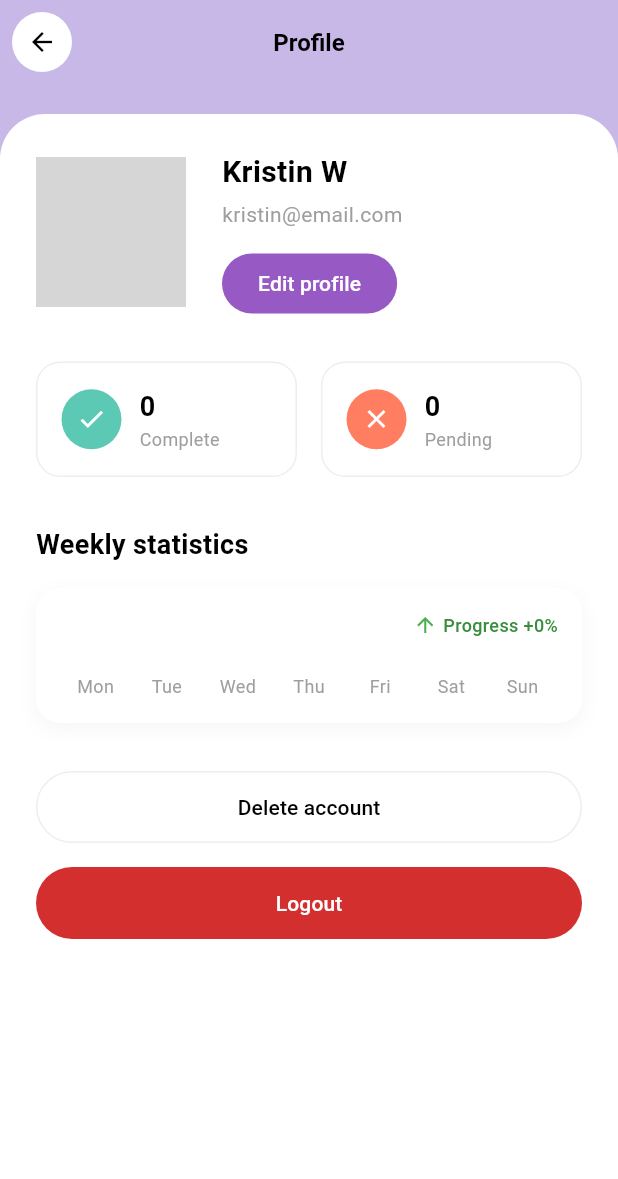
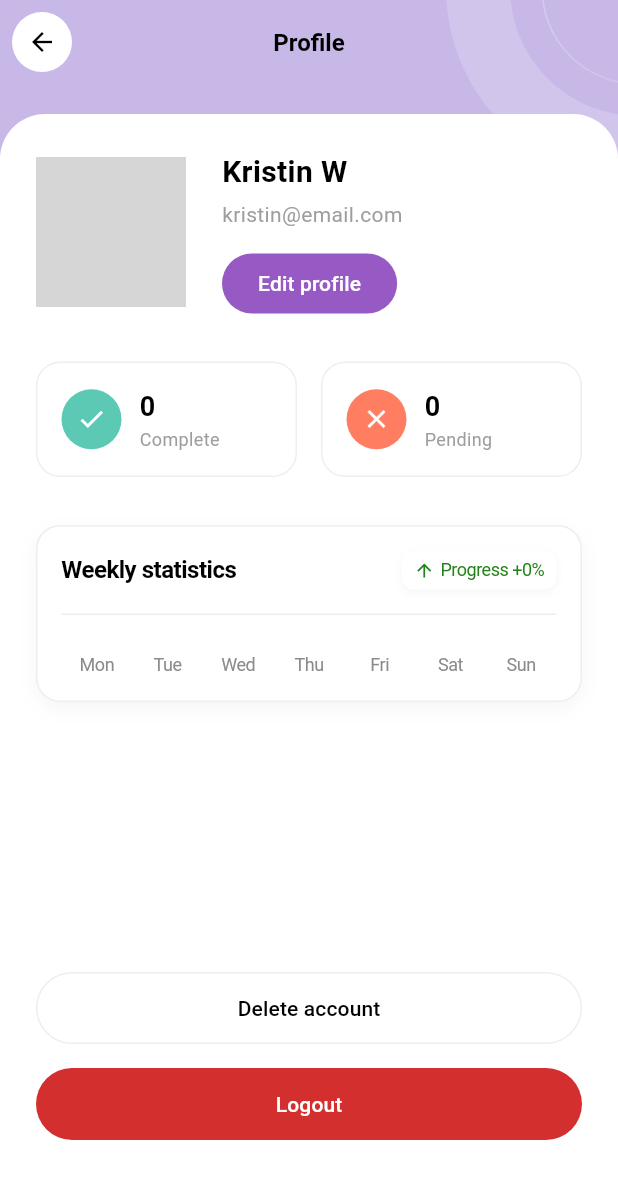
Before and after one commit to Faternauts/todolist_app_tekber10, a Flutter app: the screen it shows after launch, after a tap on "Get started", after a tap on the "person" icon, on a phone screen of 412 x 824 dp. Shown: the top 1179 px of the screen. Run offline on Flutter 3.47's test engine with Material 3 defaults, Android fonts, the light colour scheme and no system bars; our stand-ins replace flutter_dotenv, flutter_svg, shared_preferences, supabase_flutter; accounts and stored records are empty; network calls fail; Roboto replaces fonts that are missing (SFProDisplay); grey boxes are pictures that could not be loaded.

Commit message:
feat: add profile screen with user info, task statistics, and weekly task stats, and update dependencies.

```diff
--- a/lib/screens/profile_screen.dart
+++ b/lib/screens/profile_screen.dart
@@ -15,8 +15,9 @@ class ProfileScreen extends StatelessWidget {
   Widget build(BuildContext context) {
     return Scaffold(
       backgroundColor: AppColors.primaryPurple,
+      extendBodyBehindAppBar: true,
       appBar: AppBar(
-        backgroundColor: AppColors.primaryPurple,
+        backgroundColor: Colors.transparent,
         elevation: 0,
         leading: Padding(
           padding: const EdgeInsets.all(8.0),
@@ -39,7 +40,24 @@ class ProfileScreen extends StatelessWidget {
           ),
         ),
       ),
-      body: Column(
+      body: Stack(
+        children: [
+          Positioned(
+            right: -40,
+            top: -40,
+            child: Opacity(
+              opacity: 0.8,
+              child: SvgPicture.asset(
+                'images/top-bg.svg',
+                width: 160,
+                height: 160,
+                fit: BoxFit.contain,
+              ),
+            ),
+          ),
+          SafeArea(
+            bottom: false,
+            child: Column(
               children: [
           const SizedBox(height: 20),
           Expanded(
@@ -51,9 +69,18 @@ class ProfileScreen extends StatelessWidget {
                   topLeft: Radius.circular(30),
                   topRight: Radius.circular(30),
                 ),
+
               ),
-              child: SingleChildScrollView(
+              child: LayoutBuilder(
+                builder: (context, constraints) {
+                  return SingleChildScrollView(
+                    child: ConstrainedBox(
+                      constraints: BoxConstraints(
+                        minHeight: constraints.maxHeight,
+                      ),
+                      child: Padding(
                         padding: const EdgeInsets.all(24),
+                        child: IntrinsicHeight(
                           child: Column(
                             children: [
                               // Profile Info
@@ -66,7 +93,6 @@ class ProfileScreen extends StatelessWidget {
                                         radius: 50,
                                         backgroundColor: Colors.white,
                                         backgroundImage: const NetworkImage('https://i.pravatar.cc/150?img=1'),
-
                                       ),
                                       const SizedBox(width: 24),
                                       Expanded(
@@ -199,20 +225,7 @@ class ProfileScreen extends StatelessWidget {
                                   int maxCount = dailyCounts.reduce((curr, next) => curr > next ? curr : next);
                                   if (maxCount == 0) maxCount = 1;
 
-                        return Column(
-                          crossAxisAlignment: CrossAxisAlignment.start,
-                          children: [
-                             const Text(
-                                'Weekly statistics',
-                                style: TextStyle(
-                                  fontSize: 18,
-                                  fontWeight: FontWeight.bold,
-                                  color: Colors.black,
-                                  fontFamily: AppTextStyles.fontFamily,
-                                ),
-                              ),
-                              const SizedBox(height: 16),
-                              Container(
+                                  return Container(
                                     padding: const EdgeInsets.all(16),
                                     decoration: BoxDecoration(
                                       color: Colors.white,
@@ -224,50 +237,84 @@ class ProfileScreen extends StatelessWidget {
                                           offset: const Offset(0, 4),
                                         ),
                                       ],
+                                      border: Border.all(color: const Color(0xFFEEEEEE)),
                                     ),
                                     child: Column(
+                                      crossAxisAlignment: CrossAxisAlignment.start,
                                       children: [
                                         Row(
-                                      mainAxisAlignment: MainAxisAlignment.end,
+                                          mainAxisAlignment: MainAxisAlignment.spaceBetween,
+                                          children: [
+                                            const Text(
+                                              'Weekly statistics',
+                                              style: TextStyle(
+                                                color: Colors.black,
+                                                fontSize: 16,
+                                                fontFamily: AppTextStyles.fontFamily,
+                                                fontWeight: FontWeight.bold,
+                                                height: 1.50,
+                                                letterSpacing: -0.32,
+                                              ),
+                                            ),
+                                            Container(
+                                              padding: const EdgeInsets.symmetric(horizontal: 8, vertical: 4),
+                                              decoration: BoxDecoration(
+                                                color: Colors.white,
+                                                borderRadius: BorderRadius.circular(8),
+                                                boxShadow: [
+                                                  BoxShadow(
+                                                    color: Colors.grey.withOpacity(0.1),
+                                                    blurRadius: 4,
+                                                    offset: const Offset(0, 2),
+                                                  ),
+                                                ],
+                                              ),
+                                              child: Row(
                                                 children: [
                                                   Icon(
                                                     progress >= 0 ? Icons.arrow_upward : Icons.arrow_downward,
-                                          size: 16,
-                                          color: progress >= 0 ? Colors.green : Colors.red,
+                                                    size: 14,
+                                                    color: const Color(0xFF23831A),
                                                   ),
                                                   const SizedBox(width: 4),
                                                   Text(
                                                     'Progress ${progress >= 0 ? '+' : ''}${progress.toStringAsFixed(0)}%',
-                                          style: TextStyle(
+                                                    style: const TextStyle(
+                                                      color: Color(0xFF23831A),
                                                       fontSize: 12,
-                                            color: progress >= 0 ? Colors.green[700] : Colors.red[700],
-                                            fontWeight: FontWeight.w500,
                                                       fontFamily: AppTextStyles.fontFamily,
+                                                      fontWeight: FontWeight.w400,
+                                                      height: 1.50,
+                                                      letterSpacing: -0.32,
+                                                    ),
+                                                  ),
+                                                ],
                                               ),
                                             ),
                                           ],
                                         ),
                                         const SizedBox(height: 16),
+                                        const Divider(color: Color(0xFFEEEEEE), height: 1),
+                                        const SizedBox(height: 16),
                                         Row(
                                           mainAxisAlignment: MainAxisAlignment.spaceAround,
                                           crossAxisAlignment: CrossAxisAlignment.end,
                                           children: [
-                                        _buildBar('Mon', (dailyCounts[0] / maxCount) * 80, dailyCounts[0] > 0),
-                                        _buildBar('Tue', (dailyCounts[1] / maxCount) * 80, dailyCounts[1] > 0),
-                                        _buildBar('Wed', (dailyCounts[2] / maxCount) * 80, dailyCounts[2] > 0),
-                                        _buildBar('Thu', (dailyCounts[3] / maxCount) * 80, dailyCounts[3] > 0),
-                                        _buildBar('Fri', (dailyCounts[4] / maxCount) * 80, dailyCounts[4] > 0),
-                                        _buildBar('Sat', (dailyCounts[5] / maxCount) * 80, dailyCounts[5] > 0),
-                                        _buildBar('Sun', (dailyCounts[6] / maxCount) * 80, dailyCounts[6] > 0),
+                                            _buildBar('Mon', (dailyCounts[0] / maxCount) * 120, dailyCounts[0] > 0),
+                                            _buildBar('Tue', (dailyCounts[1] / maxCount) * 120, dailyCounts[1] > 0),
+                                            _buildBar('Wed', (dailyCounts[2] / maxCount) * 120, dailyCounts[2] > 0),
+                                            _buildBar('Thu', (dailyCounts[3] / maxCount) * 120, dailyCounts[3] > 0),
+                                            _buildBar('Fri', (dailyCounts[4] / maxCount) * 120, dailyCounts[4] > 0),
+                                            _buildBar('Sat', (dailyCounts[5] / maxCount) * 120, dailyCounts[5] > 0),
+                                            _buildBar('Sun', (dailyCounts[6] / maxCount) * 120, dailyCounts[6] > 0),
                                           ],
                                         ),
                                       ],
                                     ),
-                              ),
-                          ],
                                   );
                                 }
                               ),
+                              const Spacer(),
                               const SizedBox(height: 32),
 
                               // Delete Account
@@ -309,10 +356,18 @@ class ProfileScreen extends StatelessWidget {
                                   child: const Text('Logout'),
                                 ),
                               ),
-                    const SizedBox(height: 20),
+                              const SizedBox(height: 40),
                             ],
                           ),
                         ),
+                      ),
+                    ),
+                  );
+                },
+              ),
+            ),
+          ),
+        ],
       ),
     ),
   ],
@@ -373,30 +428,79 @@ class ProfileScreen extends StatelessWidget {
     );
   }
 
-  Widget _buildBar(String day, double height, bool isSelected, {bool isDark = false}) {
+  Widget _buildBar(String day, double height, bool isSelected) {
     return Column(
       children: [
-        Container(
+        isSelected
+            ? Container(
                 width: 30,
                 height: height,
-          decoration: BoxDecoration(
-            color: isSelected
-                ? (isDark ? const Color(0xFF9759C4) : const Color(0xFF9759C4)) // Using same purple for simplicity, adjust if needed
-                : const Color(0xFFE0D4F5), // Light purple for unselected
+                decoration: const BoxDecoration(
+                  color: Color(0xFF9759C4),
+                  borderRadius: BorderRadius.vertical(top: Radius.circular(15)),
+                ),
+              )
+            : ClipRRect(
                 borderRadius: const BorderRadius.vertical(top: Radius.circular(15)),
+                child: CustomPaint(
+                  painter: _StripedBarPainter(color: const Color(0xFF9759C4)),
+                  child: SizedBox(
+                    width: 30,
+                    height: height,
+                  ),
                 ),
               ),
         const SizedBox(height: 8),
-        Text(
+        SizedBox(
+          width: 30,
+          child: Text(
             day,
+            textAlign: TextAlign.center,
             style: TextStyle(
               fontSize: 12,
-            color: isSelected ? Colors.black : Colors.grey,
-            fontWeight: isSelected ? FontWeight.bold : FontWeight.normal,
+              color: isSelected ? const Color(0xFF4C4C4C) : const Color(0xFF8B8B8B),
+              fontWeight: isSelected ? FontWeight.w500 : FontWeight.w400,
               fontFamily: AppTextStyles.fontFamily,
+              letterSpacing: -0.32,
+            ),
           ),
         ),
       ],
     );
   }
 }
+
+class _StripedBarPainter extends CustomPainter {
+  final Color color;
+
+  _StripedBarPainter({required this.color});
+
+  @override
+  void paint(Canvas canvas, Size size) {
+    final paint = Paint()
+      ..color = color
+      ..style = PaintingStyle.stroke
+      ..strokeWidth = 1;
+
+    const double spacing = 4;
+
+    // Draw diagonal lines
+    for (double i = -size.height; i < size.width; i += spacing) {
+      canvas.drawLine(
+        Offset(i, size.height),
+        Offset(i + size.height, 0),
+        paint,
+      );
+    }
+
+    // Draw background with opacity
+    final bgPaint = Paint()
+      ..color = color.withOpacity(0.3)
+      ..style = PaintingStyle.fill;
+
+    canvas.drawRect(Rect.fromLTWH(0, 0, size.width, size.height), bgPaint);
+  }
+
+  @override
+  bool shouldRepaint(covariant CustomPainter oldDelegate) => false;
+}
--- a/pubspec.yaml
+++ b/pubspec.yaml
@@ -66,7 +66,7 @@ flutter:
 
   # Assets
   assets:
-    # - .env
+    - .env
     - images/top-bg.svg
     - images/left-bg.svg
     - images/icons/notif.svg
```
Lines whose indentation alone changed are shown as unchanged.
